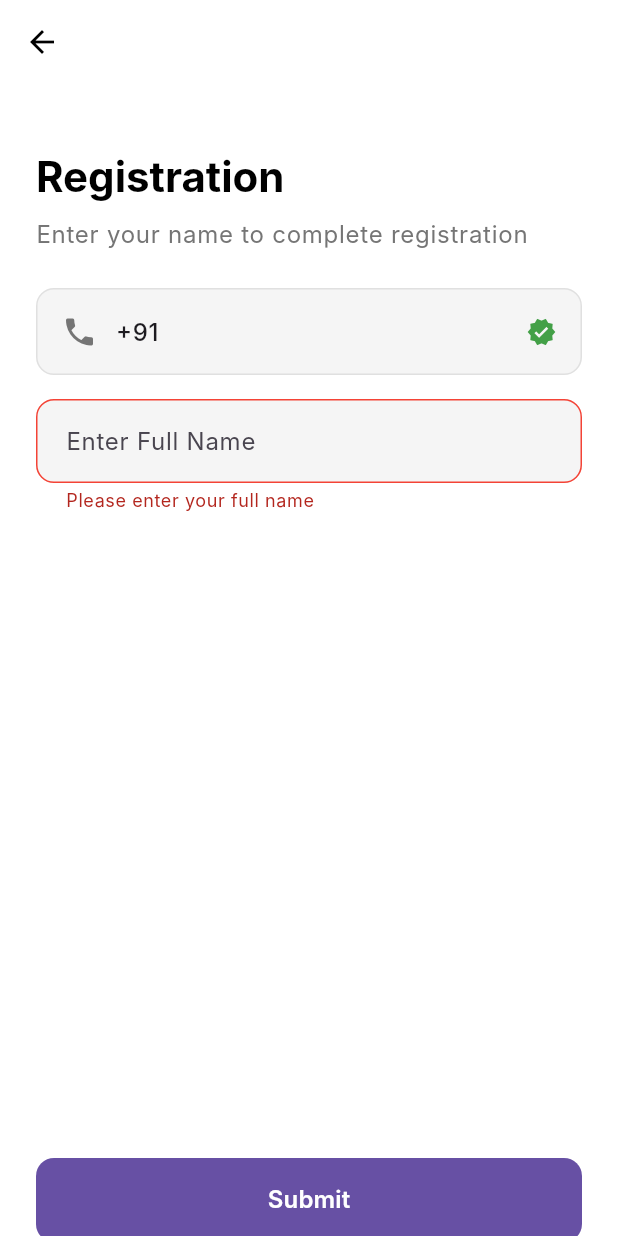
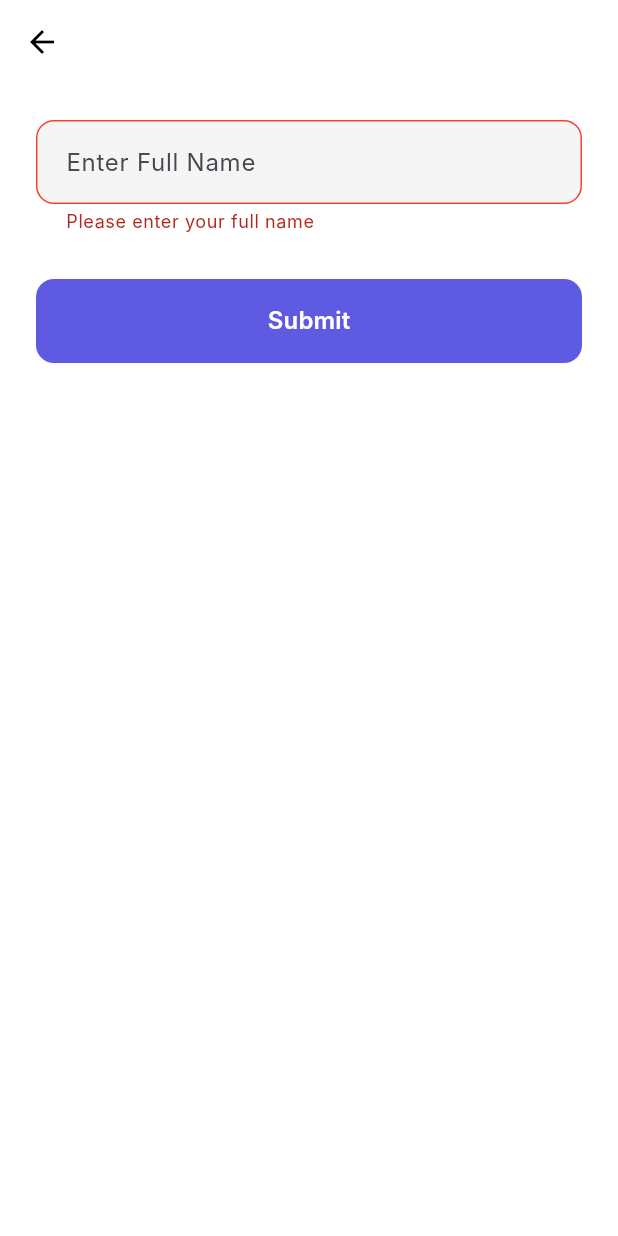
Before and after one commit to deepakkr7/product_lisiting, a Flutter app: the RegistrationPage screen opened directly with empty values, after a tap on "Submit", on a phone screen of 412 x 824 dp. Run offline on Flutter 3.47's test engine with Material 3 defaults, Android fonts, the light colour scheme and no system bars; our stand-ins replace cached_network_image, carousel_slider, dartz, equatable, flutter_bloc, get_it and 2 more; accounts and stored records are empty; Roboto replaces fonts that are missing (Inter).

Commit message:
improved ui

```diff
--- a/lib/core/constants/app_strings.dart
+++ b/lib/core/constants/app_strings.dart
@@ -15,8 +15,6 @@ class AppStrings {
   static const String resend = 'Re-send';
   static const String submit = 'Submit';
 
-  static const String registration = 'Registration';
-  static const String enterName =  'Enter your name to complete registration';
   static const String firstName = 'First Name';
   static const String register = 'Register';
 }
--- a/lib/presentation/bloc/profile_bloc.dart
+++ b/lib/presentation/bloc/profile_bloc.dart
@@ -11,6 +11,8 @@ class ProfileBloc extends Bloc<ProfileEvent, ProfileState> {
   }) : super(ProfileInitial()) {
     on<LoadProfile>(_onLoadProfile);
     on<RefreshProfile>(_onRefreshProfile);
+
+    add(LoadProfile());
   }
 
   Future<void> _onLoadProfile(
--- a/lib/presentation/pages/login_page.dart
+++ b/lib/presentation/pages/login_page.dart
@@ -75,7 +75,7 @@ class _LoginPageState extends State<LoginPage> {
                       color: Colors.grey[600],
                     ),
                   ),
-                  const SizedBox(height: 60),
+                  const SizedBox(height: 40),
                   CustomTextField(
                     controller: _phoneController,
                     hintText: AppStrings.enterPhone,
@@ -98,7 +98,7 @@ class _LoginPageState extends State<LoginPage> {
                       return null;
                     },
                   ),
-                  const Spacer(),
+                   const SizedBox(height: 30,),
                   BlocBuilder<AuthBloc, AuthState>(
                     builder: (context, state) {
                       return CustomButton(
--- a/lib/presentation/pages/otp_page.dart
+++ b/lib/presentation/pages/otp_page.dart
@@ -234,7 +234,7 @@ class _OtpPageState extends State<OtpPage> {
                       ),
                     ),
 
-                    const Spacer(), // Pushes button to bottom
+                    const SizedBox(height: 30,), // Pushes button to bottom
 
                     BlocBuilder<AuthBloc, AuthState>(
                       builder: (context, state) {
--- a/lib/presentation/pages/register_page.dart
+++ b/lib/presentation/pages/register_page.dart
@@ -77,49 +77,6 @@ class _RegistrationPageState extends State<RegistrationPage> {
                   child: Column(
                     crossAxisAlignment: CrossAxisAlignment.start,
                     children: [
-                      const SizedBox(height: 20),
-                      Text(
-                        AppStrings.registration,
-                        style: Theme.of(context).textTheme.headlineMedium?.copyWith(
-                          fontWeight: FontWeight.bold,
-                          color: Colors.black,
-                        ),
-                      ),
-                      const SizedBox(height: AppConstants.smallPadding),
-                      Text(
-                        AppStrings.enterName,
-                        style: Theme.of(context).textTheme.bodyLarge?.copyWith(
-                          color: Colors.grey[600],
-                        ),
-                      ),
-                      const SizedBox(height: AppConstants.largePadding),
-
-                      // Phone number display (read-only)
-                      Container(
-                        padding: const EdgeInsets.all(16),
-                        decoration: BoxDecoration(
-                          color: Colors.grey[100],
-                          borderRadius: BorderRadius.circular(12),
-                          border: Border.all(color: Colors.grey[300]!),
-                        ),
-                        child: Row(
-                          children: [
-                            Icon(Icons.phone, color: Colors.grey[600]),
-                            const SizedBox(width: 12),
-                            Text(
-                              '+91 ${widget.phoneNumber}',
-                              style: Theme.of(context).textTheme.bodyLarge?.copyWith(
-                                fontWeight: FontWeight.w500,
-                              ),
-                            ),
-                            const Spacer(),
-                            Icon(Icons.verified, color: Colors.green[600], size: 20),
-                          ],
-                        ),
-                      ),
-
-                      const SizedBox(height: AppConstants.defaultPadding),
-
                       // Name input field
                       CustomTextField(
                         controller: _nameController,
@@ -137,7 +94,7 @@ class _RegistrationPageState extends State<RegistrationPage> {
                         },
                       ),
 
-                      const Spacer(),
+                      const SizedBox(height: 30,),
 
                       BlocBuilder<AuthBloc, AuthState>(
                         builder: (context, state) {
--- a/lib/presentation/widgets/custom_button.dart
+++ b/lib/presentation/widgets/custom_button.dart
@@ -20,7 +20,7 @@ class CustomButton extends StatelessWidget {
       child: ElevatedButton(
         onPressed: onPressed,
         style: ElevatedButton.styleFrom(
-          backgroundColor: Theme.of(context).primaryColor,
+          backgroundColor: Color(0xFF5E5BE2),
           foregroundColor: Colors.white,
           shape: RoundedRectangleBorder(
             borderRadius: BorderRadius.circular(12),
```
Also changed, not shown: lib/presentation/pages/profile_page.dart (+4 -31 lines), 1 other file.
